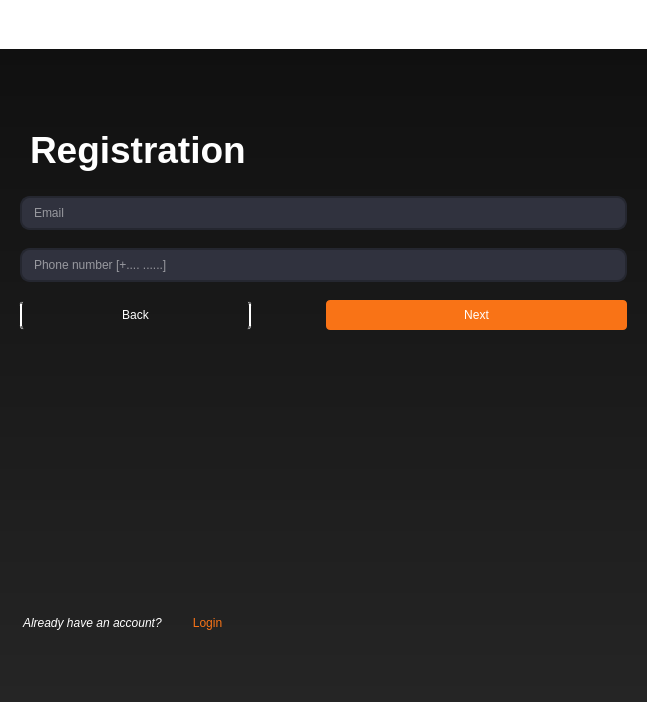
First picture: the form in mainwindow.ui, repository Ph4sm4/FinelogApp, before the edit.
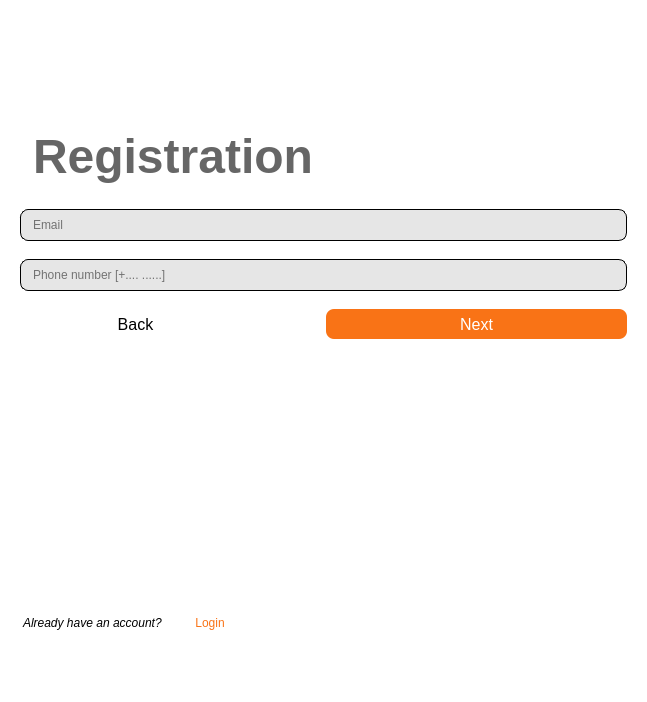
Second picture: the form after the edit. The open tabs and pages were chosen to show the change. Icons and pictures are not drawn.

Commit message: design changed to white, upanel connected

What changed in the file:
```diff
--- a/mainwindow.ui
+++ b/mainwindow.ui
@@ -932,7 +932,7 @@
       <widget class="QWidget" name="registration_page3">
        <property name="styleSheet">
         <string notr="true">QWidget {
-background-color: qlineargradient(x1:0, y1:0, x2:0, y2:1, stop:0 #101010, stop:1 #252525);
+background-color: white;
 }</string>
        </property>
        <layout class="QVBoxLayout" name="verticalLayout_9">
@@ -977,7 +977,7 @@
             <property name="font">
              <font>
               <family>Segoe UI</family>
-              <pointsize>28</pointsize>
+              <pointsize>36</pointsize>
               <italic>false</italic>
               <bold>true</bold>
               <kerning>true</kerning>
@@ -985,10 +985,11 @@
             </property>
             <property name="styleSheet">
              <string notr="true">QLabel {
-color: white;
+color: rgb(102, 102, 102);
 margin-left: 20px;
 margin-bottom: 20px;
-background: transparent;}</string>
+background: transparent;
+}</string>
             </property>
             <property name="text">
              <string>Registration</string>
@@ -999,12 +1000,12 @@
            <widget class="QLineEdit" name="emailRegister">
             <property name="styleSheet">
              <string notr="true">QLineEdit {
-border: 2px solid rgb(37, 39, 48);
-border-radius: 10px;
-color: #FFF;
+border: 1px solid black;
+border-radius: 8px;
+color: black;
 padding-left: 10px;
 padding-right: 10px;
-background-color: rgb(48, 50, 62);
+background-color: rgb(230, 230, 230);
 height: 30px;
 margin-left: 20px;
 margin-right: 20px;
@@ -1049,12 +1050,12 @@
            <widget class="QLineEdit" name="phoneNumberRegister">
             <property name="styleSheet">
              <string notr="true">QLineEdit {
-border: 2px solid rgb(37, 39, 48);
-border-radius: 10px;
-color: #FFF;
+border: 1px solid black;
+border-radius: 8px;
+color: black;
 padding-left: 10px;
 padding-right: 10px;
-background-color: rgb(48, 50, 62);
+background-color: rgb(230, 230, 230);
 height: 30px;
 margin-left: 20px;
 margin-right: 20px;
@@ -1098,14 +1099,17 @@
           <item>
            <layout class="QHBoxLayout" name="horizontalLayout_4">
             <item>
-             <widget class="QPushButton" name="backEmail">
+             <widget class="QPushButton" name="pushButton">
+              <property name="font">
+               <font>
+                <pointsize>12</pointsize>
+               </font>
+              </property>
               <property name="styleSheet">
                <string notr="true">QPushButton {
 background: transparent;
-color: white;
-border: 2px solid white;
-border-radius: 4px;
-border-style:  none double;
+color: black;
+border-radius: 8px;
 margin-left: 20px; 
 height: 30px;
 margin-right: 70%;
@@ -1114,13 +1118,28 @@
               <property name="text">
                <string>Back</string>
               </property>
+              <property name="icon">
+               <iconset resource="Images.qrc">
+                <normaloff>:/icons/content/arrow_back.svg</normaloff>:/icons/content/arrow_back.svg</iconset>
+              </property>
+              <property name="iconSize">
+               <size>
+                <width>20</width>
+                <height>20</height>
+               </size>
+              </property>
              </widget>
             </item>
             <item>
              <widget class="QPushButton" name="nextEmail">
+              <property name="font">
+               <font>
+                <pointsize>12</pointsize>
+               </font>
+              </property>
               <property name="styleSheet">
                <string notr="true">QPushButton {
-border-radius: 4px;
+border-radius: 8px;
 margin-right:  20px;
 background-color: rgb(249, 115, 22);
 height: 30px;
@@ -1163,7 +1182,7 @@
               <property name="styleSheet">
                <string notr="true">QLabel {
 margin-left: 20px;
-color: #FFF;
+color: black;
 background: transparent;}</string>
               </property>
               <property name="text">
```
Left out of the diff: 200 changed lines with no effect on the pictures. The commit also changes 7 other files.
